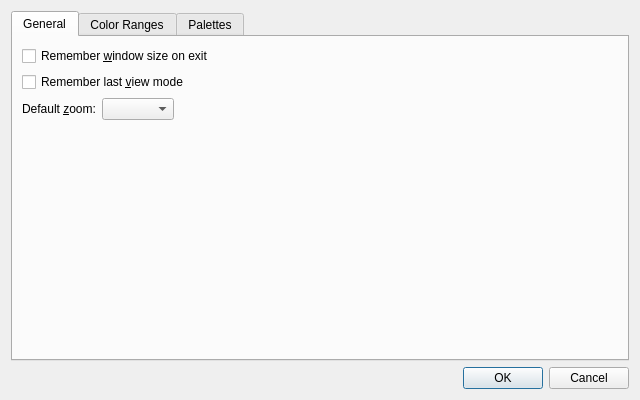
Before: the Qt Designer form src/settingsdialog.ui in irydacea/wespal, drawn with Qt 5.
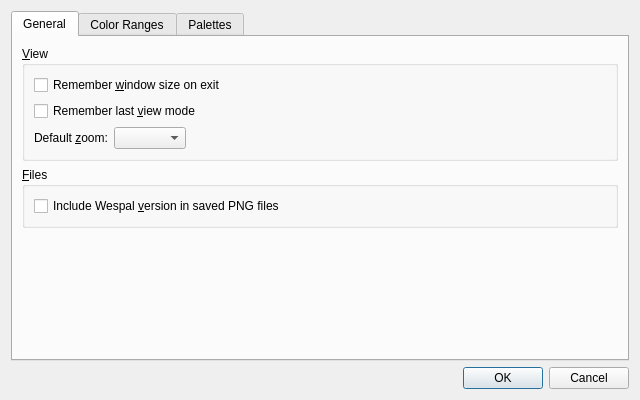
After: the same form once the commit is applied. The open tabs and pages were chosen to show the change. Icons and pictures are not drawn.

Commit message: Add UI setting to control the PNG vanity plate option

```diff
--- a/src/settingsdialog.ui
+++ b/src/settingsdialog.ui
@@ -41,6 +41,12 @@
       </attribute>
       <layout class="QVBoxLayout" name="verticalLayout">
        <item>
+        <widget class="QGroupBox" name="viewOptionsGroup">
+         <property name="title">
+          <string>&amp;View</string>
+         </property>
+         <layout class="QVBoxLayout" name="verticalLayout_2">
+          <item>
         <widget class="QCheckBox" name="rememberWindowSizeCheckbox">
          <property name="whatsThis">
           <string>Allows Wespal to remember its main window size between sessions.</string>
@@ -97,6 +103,30 @@
          </item>
         </layout>
        </item>
+         </layout>
+        </widget>
+       </item>
+       <item>
+        <widget class="QGroupBox" name="saveOptionsGroup">
+         <property name="title">
+          <string>&amp;Files</string>
+         </property>
+         <layout class="QVBoxLayout" name="verticalLayout_3">
+          <item>
+           <widget class="QCheckBox" name="vanityPlateCheckbox">
+            <property name="whatsThis">
+             <string>Includes the Wespal version used to generate images under the &quot;Software&quot; comment in saved PNG files.
+
+(This adds approximately 40 bytes to the file size.)</string>
+            </property>
+            <property name="text">
+             <string>Include Wespal &amp;version in saved PNG files</string>
+            </property>
+           </widget>
+          </item>
+         </layout>
+        </widget>
+       </item>
        <item>
         <spacer name="verticalSpacer_3">
          <property name="orientation">
```
Left out of the diff: 11 changed lines with no effect on the pictures. Lines whose indentation alone changed are shown as unchanged. The commit also changes 5 other files.
